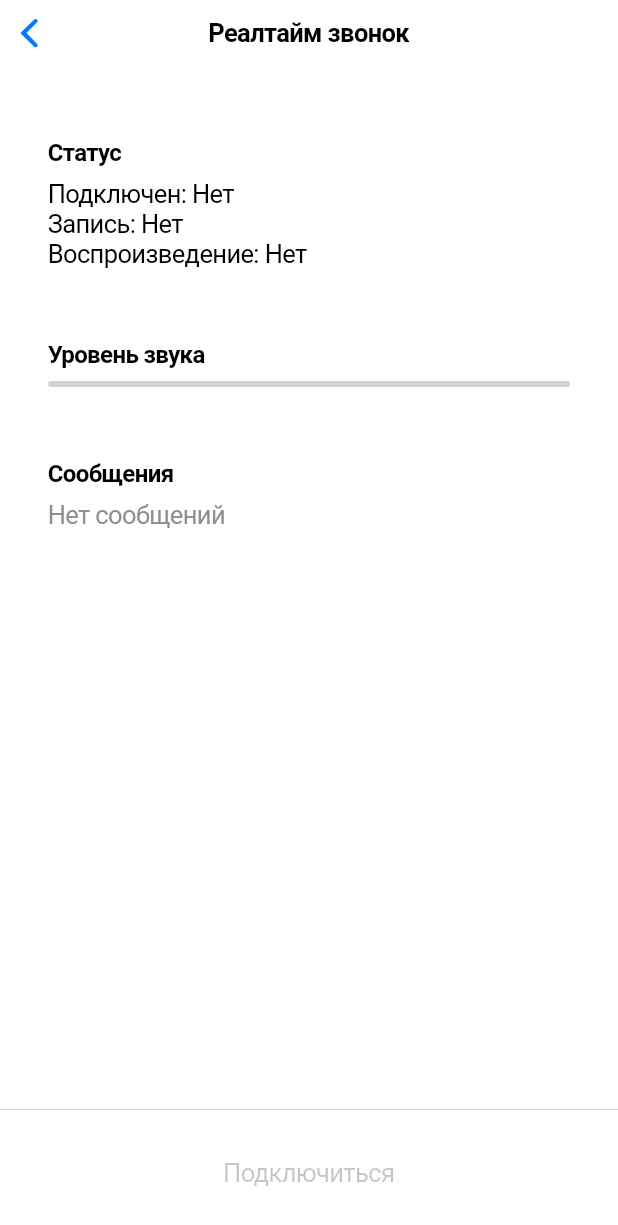
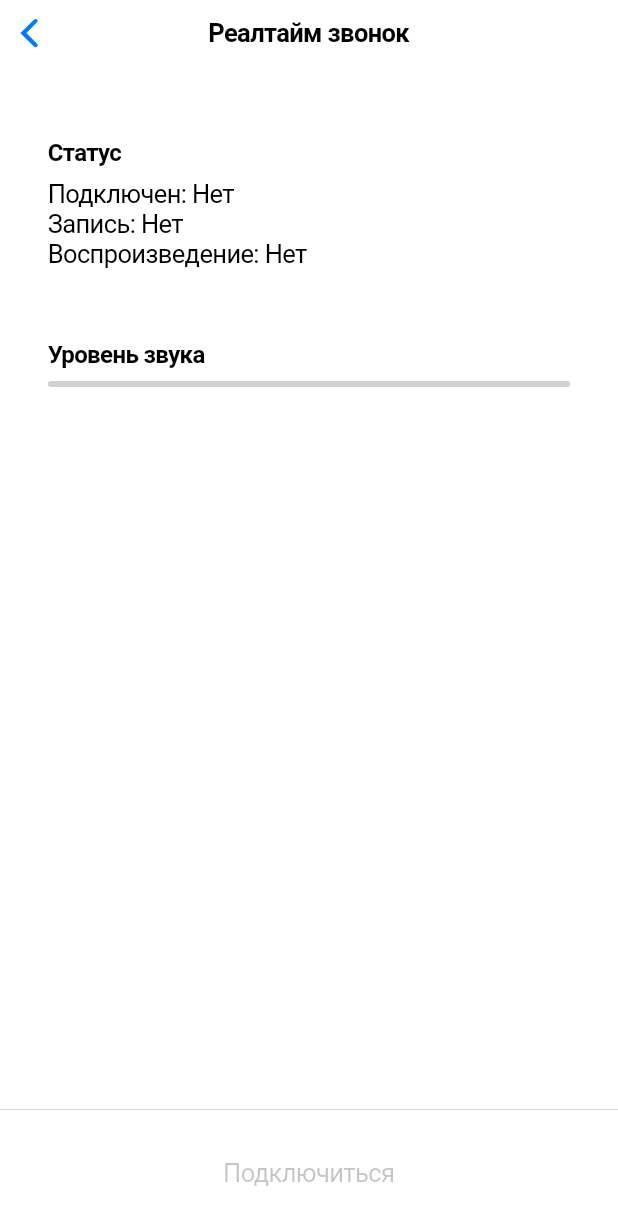
Before and after one commit to RuslanTsitser/repeat_tutor, a Flutter app: the RealtimeSessionDetailScreen screen opened by its route, on a phone screen of 412 x 824 dp. Shown: the top 1225 px of the screen. Run offline on Flutter 3.47's test engine with Material 3 defaults, Android fonts, the phone set to English and light mode, and no system bars; our stand-ins replace auto_route, dio, drift, equatable, flutter_riverpod, permission_handler and 2 more; missing offline and left inert: ab_test_service, apphud, cloud_storage_sync, flutter_webrtc, record, sqlite3; accounts and stored records are empty; generated files the repository leaves out were written again.

Commit message:
refactor(realtime-session-detail): remove MessagesCard component for streamlined UI
- Eliminated the _MessagesCard widget from RealtimeSessionDetailScreen to simplify the interface.
- Adjusted layout by removing associated spacing, enhancing overall visual clarity.

```diff
--- a/lib/presentation/screens/realtime_session_detail_screen.dart
+++ b/lib/presentation/screens/realtime_session_detail_screen.dart
@@ -56,8 +56,6 @@ class _RealtimeSessionDetailScreenState
                     _StatusCard(state: state),
                     const SizedBox(height: 16),
                     _AudioLevelCard(state: state),
-                    const SizedBox(height: 16),
-                    _MessagesCard(state: state),
                   ],
                 ),
               ),
@@ -139,49 +137,6 @@ class _AudioLevelCard extends StatelessWidget {
   }
 }
 
-class _MessagesCard extends StatelessWidget {
-  const _MessagesCard({required this.state});
-  final RealtimeCallState state;
-
-  @override
-  Widget build(BuildContext context) {
-    return Container(
-      padding: const EdgeInsets.all(16),
-      decoration: BoxDecoration(
-        borderRadius: BorderRadius.circular(12),
-      ),
-      child: Column(
-        crossAxisAlignment: CrossAxisAlignment.start,
-        children: [
-          const Text(
-            'Сообщения',
-            style: TextStyle(
-              fontSize: 16,
-              fontWeight: FontWeight.bold,
-            ),
-          ),
-          const SizedBox(height: 8),
-          if (state.receivedMessages.isEmpty)
-            const Text(
-              'Нет сообщений',
-              style: TextStyle(color: CupertinoColors.systemGrey),
-            )
-          else
-            ...state.receivedMessages.map(
-              (message) => Padding(
-                padding: const EdgeInsets.only(bottom: 8),
-                child: Text(
-                  message,
-                  style: const TextStyle(fontSize: 12),
-                ),
-              ),
-            ),
-        ],
-      ),
-    );
-  }
-}
-
 class _ControlButtons extends ConsumerWidget {
   const _ControlButtons({required this.state});
   final RealtimeCallState state;
```
